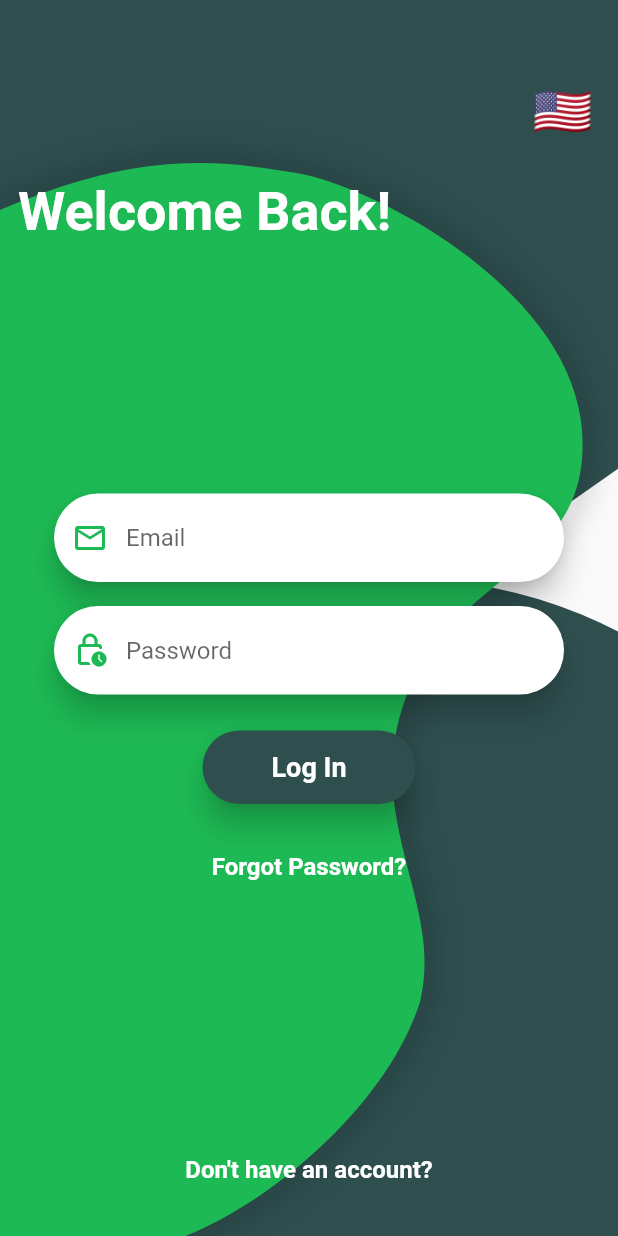
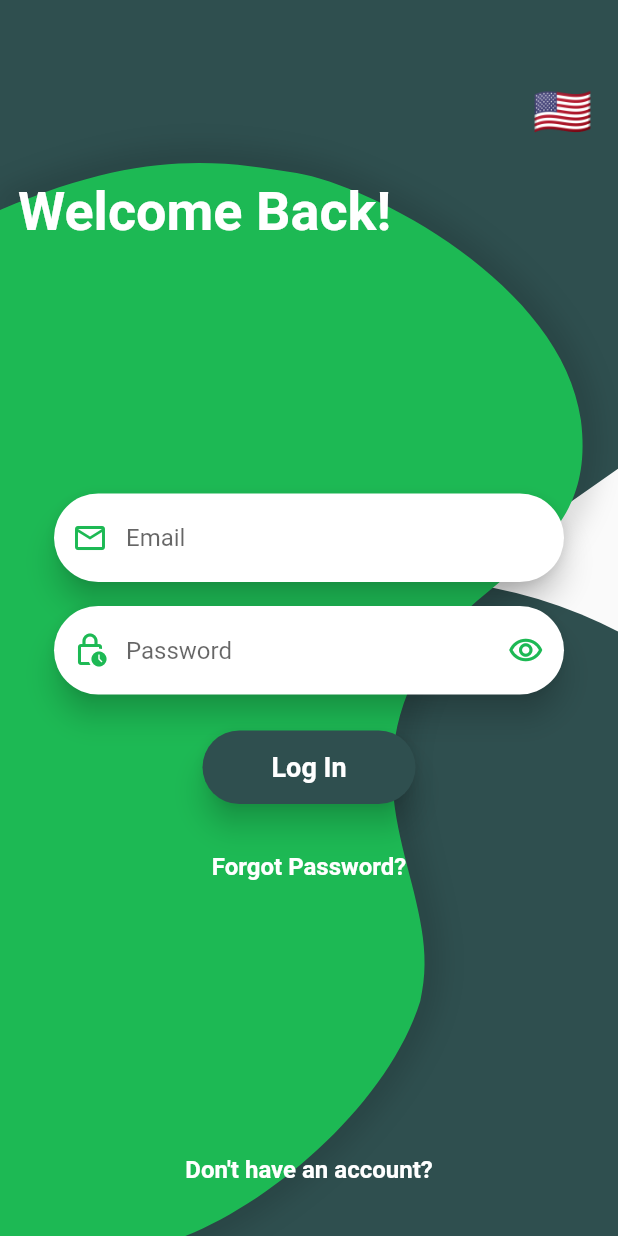
Before and after one commit to teklifyap/mobil, a Flutter app: the screen it shows after launch, on a phone screen of 412 x 824 dp. Run offline on Flutter 3.47's test engine with Material 2 defaults, Android fonts, the light colour scheme and no system bars; our stand-ins replace flutter_hooks, flutter_phoenix, geolocator, google_maps_flutter, hooks_riverpod; missing offline and left inert: google_maps_flutter_web; accounts and stored records are empty; generated files the repository leaves out were written again.

Commit message:
show password icon

```diff
--- a/lib/screens/login_screen/components/login_content.dart
+++ b/lib/screens/login_screen/components/login_content.dart
@@ -13,6 +13,7 @@ import 'package:teklifyap/screens/login_screen/components/top_text.dart';
 import 'package:teklifyap/services/api/user_actions.dart';
 import 'package:teklifyap/constants.dart';
 import 'package:teklifyap/screens/login_screen/helper_functions.dart';
+import 'package:flutter/foundation.dart' show kIsWeb;
 
 enum Screens {
   register,
@@ -25,6 +26,7 @@ class LoginContent extends HookConsumerWidget {
 
   @override
   Widget build(BuildContext context, WidgetRef ref) {
+    final isBiggerThan700px = kIsWeb && MediaQuery.sizeOf(context).width > 700;
     final registerFormKey = GlobalKey<FormState>();
     final loginFormKey = GlobalKey<FormState>();
     final forgotPasswordFormKey = GlobalKey<FormState>();
@@ -83,6 +85,8 @@ class LoginContent extends HookConsumerWidget {
         bool isObscure,
         TextEditingController controller,
         String? Function(String?)? validator) {
+      return HookBuilder(builder: (context) {
+        final showPassword = useState(isObscure);
         return Padding(
           padding: const EdgeInsets.symmetric(horizontal: 36, vertical: 8),
           child: Material(
@@ -94,9 +98,20 @@ class LoginContent extends HookConsumerWidget {
               validator: validator,
               controller: controller,
               textAlignVertical: TextAlignVertical.center,
-            obscureText: isObscure,
+              obscureText: showPassword.value,
               autovalidateMode: AutovalidateMode.onUserInteraction,
               decoration: InputDecoration(
+                suffixIcon: isObscure
+                    ? Padding(
+                        padding: const EdgeInsets.only(right: 3.0),
+                        child: InkWell(
+                          onTap: () => showPassword.value = !showPassword.value,
+                          child: const Icon(
+                            Icons.remove_red_eye_outlined,
+                            color: kPrimaryColor,
+                          ),
+                        ))
+                    : null,
                 prefixIcon: Icon(
                   iconData,
                   color: kPrimaryColor,
@@ -108,8 +123,8 @@ class LoginContent extends HookConsumerWidget {
                     TextStyle(color: Colors.red.withOpacity(0.8), fontSize: 14),
                 errorBorder: OutlineInputBorder(
                   borderRadius: BorderRadius.circular(30),
-                borderSide:
-                    BorderSide(color: Colors.red.withOpacity(0.5), width: 3.0),
+                  borderSide: BorderSide(
+                      color: Colors.red.withOpacity(0.5), width: 3.0),
                 ),
                 border: OutlineInputBorder(
                   borderRadius: BorderRadius.circular(30),
@@ -119,6 +134,7 @@ class LoginContent extends HookConsumerWidget {
             ),
           ),
         );
+      });
     }
 
     Route createRoute(Widget nextScreen) {
```
Lines whose indentation alone changed are shown as unchanged.
